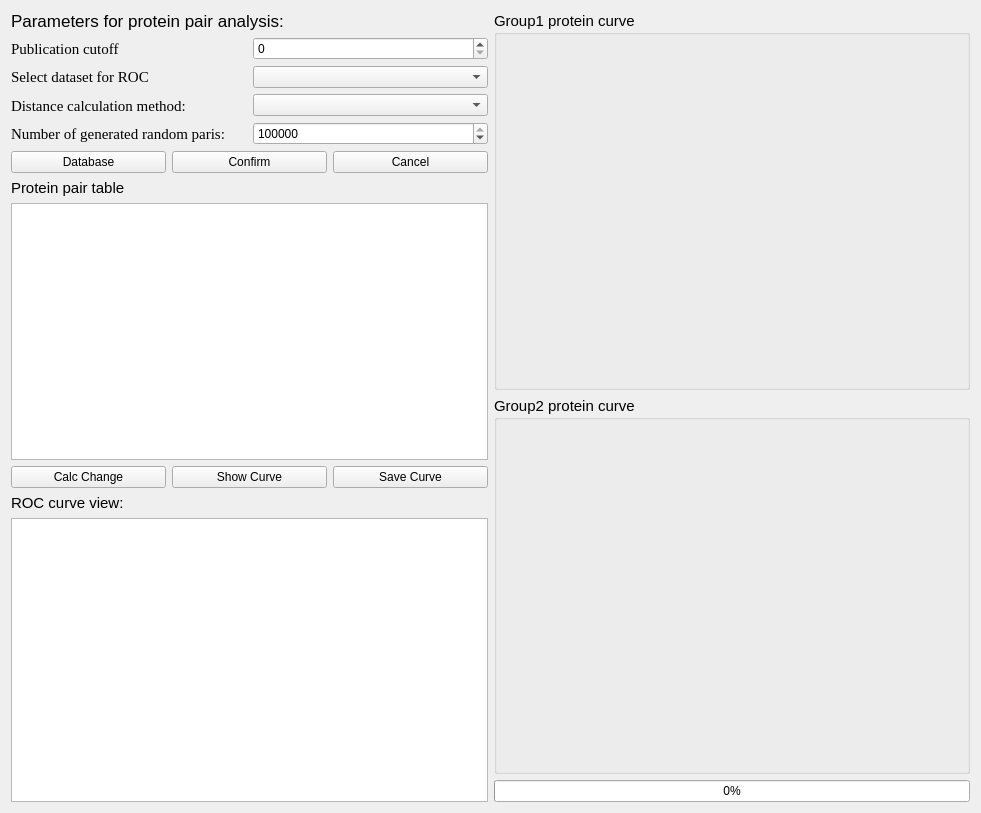
Old version of the form AnalROC.ui in the repository hcji/ProSAP.
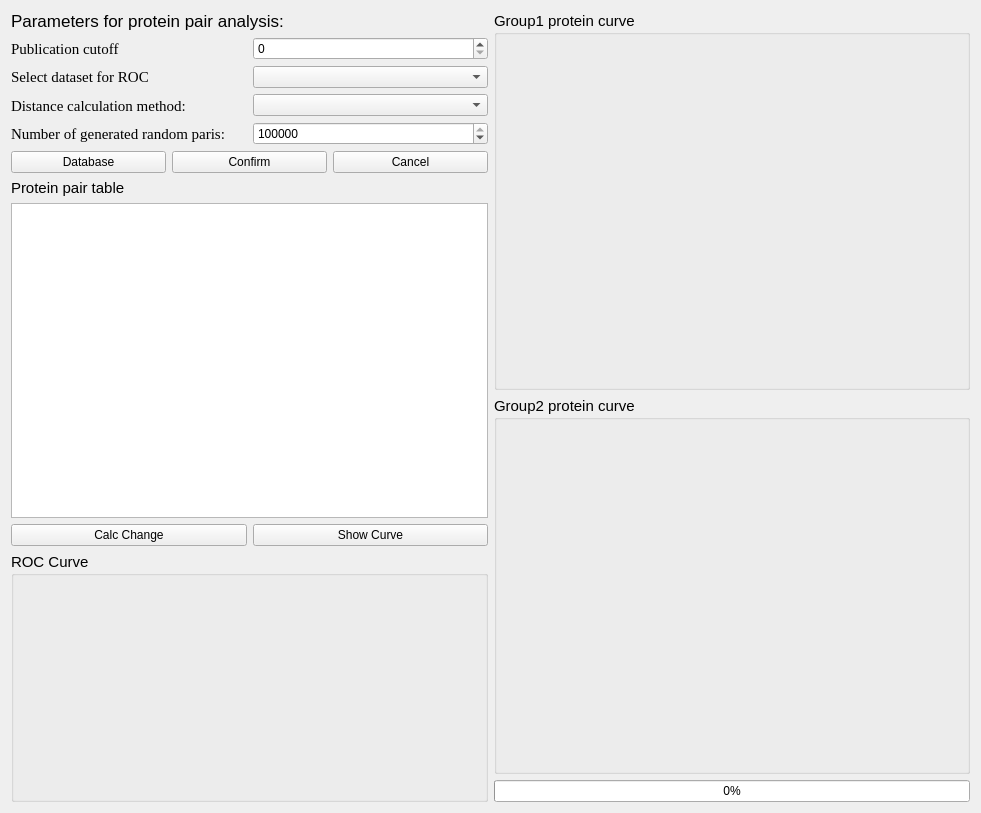
New version of the form.

What changed in the file:
```diff
--- a/AnalROC.ui
+++ b/AnalROC.ui
@@ -166,7 +166,14 @@
           </widget>
          </item>
          <item>
-          <widget class="QTableView" name="tableView"/>
+          <widget class="QTableView" name="tableView">
+           <property name="minimumSize">
+            <size>
+             <width>0</width>
+             <height>200</height>
+            </size>
+           </property>
+          </widget>
          </item>
          <item>
           <layout class="QHBoxLayout" name="horizontalLayout_3">
@@ -184,13 +191,6 @@
              </property>
             </widget>
            </item>
-           <item>
-            <widget class="QPushButton" name="pushButtonSave">
-             <property name="text">
-              <string>Save Curve</string>
-             </property>
-            </widget>
-           </item>
           </layout>
          </item>
         </layout>
@@ -198,21 +198,30 @@
        <item>
         <layout class="QVBoxLayout" name="verticalLayout_5">
          <item>
-          <widget class="QLabel" name="label_2">
+          <widget class="QGroupBox" name="groupBox">
+           <property name="minimumSize">
+            <size>
+             <width>0</width>
+             <height>250</height>
+            </size>
+           </property>
+           <property name="maximumSize">
+            <size>
+             <width>16777215</width>
+             <height>300</height>
+            </size>
+           </property>
            <property name="font">
             <font>
              <family>Arial</family>
              <pointsize>11</pointsize>
             </font>
            </property>
-           <property name="text">
-            <string>ROC curve view:</string>
+           <property name="title">
+            <string>ROC Curve</string>
            </property>
           </widget>
          </item>
-         <item>
-          <widget class="QGraphicsView" name="graphicsView"/>
-         </item>
         </layout>
        </item>
       </layout>
```
